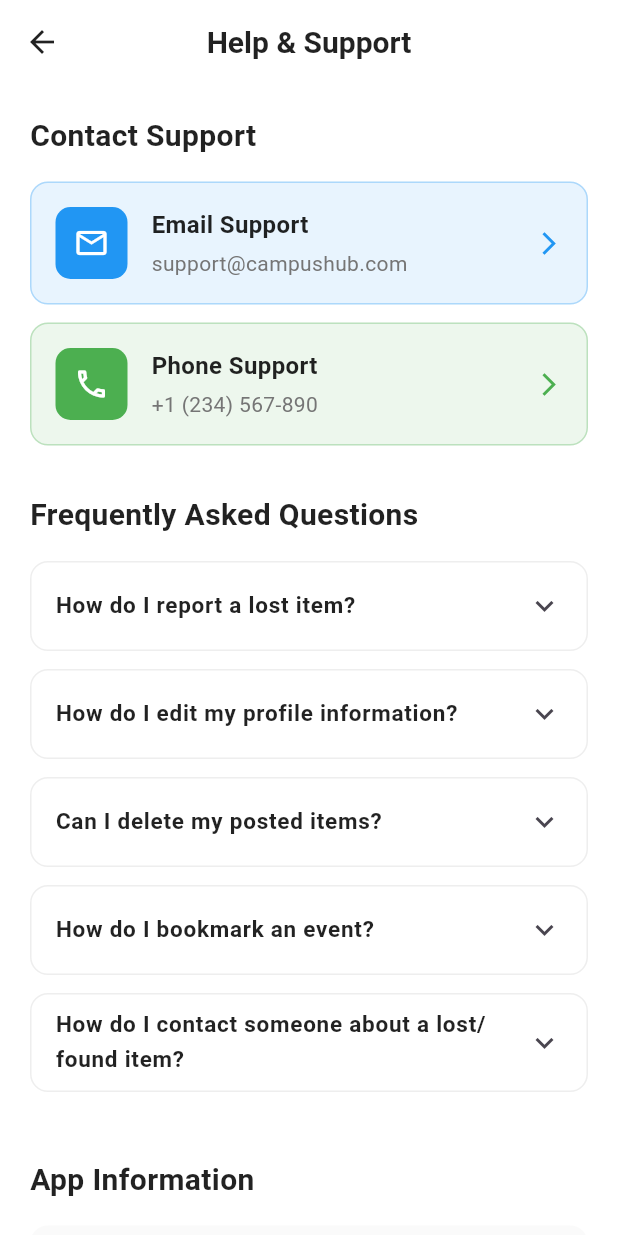
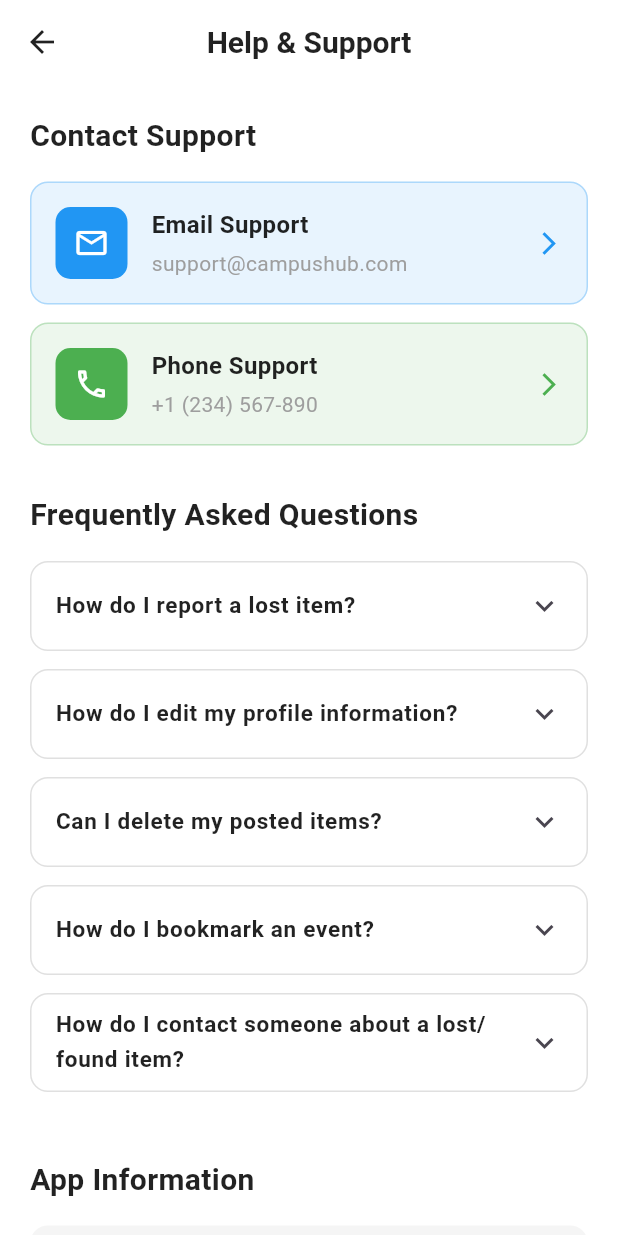
Before and after one commit to Abdul-Ahad-503/Campus_Hub, a Flutter app: the HelpSupportScreen screen opened directly, on a phone screen of 412 x 824 dp. Run offline on Flutter 3.47's test engine with Material 3 defaults, Android fonts, the phone set to English and light mode, and no system bars; our stand-ins replace cloud_firestore, firebase_auth, firebase_core, firebase_messaging, flutter_local_notifications, flutter_svg and 3 more; accounts and stored records are empty; project files that could hold a hidden picture were left out.

Commit message:
Dark Mode Done.

```diff
--- a/lib/screens/profile/help_support_screen.dart
+++ b/lib/screens/profile/help_support_screen.dart
@@ -26,37 +26,37 @@ class HelpSupportScreen extends StatelessWidget {
   @override
   Widget build(BuildContext context) {
     return Scaffold(
-      backgroundColor: Colors.white,
+      backgroundColor: Theme.of(context).scaffoldBackgroundColor,
       appBar: AppBar(
-        backgroundColor: Colors.white,
+        backgroundColor: Theme.of(context).appBarTheme.backgroundColor,
         elevation: 0,
         leading: IconButton(
-          icon: const Icon(Icons.arrow_back, color: Colors.black87),
+          icon: Icon(
+            Icons.arrow_back,
+            color: Theme.of(context).iconTheme.color,
+          ),
           onPressed: () => Navigator.pop(context),
         ),
-        title: const Text(
+        title: Text(
           'Help & Support',
-          style: TextStyle(
-            color: Colors.black87,
-            fontWeight: FontWeight.bold,
-            fontSize: 20,
-          ),
+          style: Theme.of(context).appBarTheme.titleTextStyle,
         ),
       ),
       body: ListView(
         padding: const EdgeInsets.all(20),
         children: [
           // Contact Support Section
-          const Text(
+          Text(
             'Contact Support',
             style: TextStyle(
               fontSize: 20,
               fontWeight: FontWeight.bold,
-              color: Colors.black87,
+              color: Theme.of(context).textTheme.bodyLarge?.color,
             ),
           ),
           const SizedBox(height: 16),
           _buildContactCard(
+            context: context,
             icon: Icons.email_outlined,
             title: 'Email Support',
             subtitle: 'support@campushub.com',
@@ -65,6 +65,7 @@ class HelpSupportScreen extends StatelessWidget {
           ),
           const SizedBox(height: 12),
           _buildContactCard(
+            context: context,
             icon: Icons.phone_outlined,
             title: 'Phone Support',
             subtitle: '+1 (234) 567-890',
@@ -74,36 +75,41 @@ class HelpSupportScreen extends StatelessWidget {
           const SizedBox(height: 32),
 
           // FAQ Section
-          const Text(
+          Text(
             'Frequently Asked Questions',
             style: TextStyle(
               fontSize: 20,
               fontWeight: FontWeight.bold,
-              color: Colors.black87,
+              color: Theme.of(context).textTheme.bodyLarge?.color,
             ),
           ),
           const SizedBox(height: 16),
           _buildFAQItem(
+            context: context,
             question: 'How do I report a lost item?',
             answer:
                 'Navigate to the Lost & Found section from the home screen, tap the "+" button, select "Lost Item", and fill in the details about your lost item.',
           ),
           _buildFAQItem(
+            context: context,
             question: 'How do I edit my profile information?',
             answer:
                 'Go to your profile, tap on "Edit Profile" from the menu, make your changes, and tap "Save Changes".',
           ),
           _buildFAQItem(
+            context: context,
             question: 'Can I delete my posted items?',
             answer:
                 'Yes, go to "My Lost Items" or "My Found Items" from your profile, find the item you want to delete, and tap the delete icon.',
           ),
           _buildFAQItem(
+            context: context,
             question: 'How do I bookmark an event?',
             answer:
                 'Open any event from the Events section and tap the bookmark button at the bottom. You can view all bookmarked events from your profile.',
           ),
           _buildFAQItem(
+            context: context,
             question: 'How do I contact someone about a lost/found item?',
             answer:
                 'Open the item detail page and use the "CALL" or "MESSAGE" buttons to contact the person who posted the item.',
@@ -111,28 +117,30 @@ class HelpSupportScreen extends StatelessWidget {
           const SizedBox(height: 32),
 
           // App Info
-          const Text(
+          Text(
             'App Information',
             style: TextStyle(
               fontSize: 20,
               fontWeight: FontWeight.bold,
-              color: Colors.black87,
+              color: Theme.of(context).textTheme.bodyLarge?.color,
             ),
           ),
           const SizedBox(height: 16),
           Container(
             padding: const EdgeInsets.all(16),
             decoration: BoxDecoration(
-              color: Colors.grey.shade50,
+              color: Theme.of(context).brightness == Brightness.dark
+                  ? Colors.grey[800]
+                  : Colors.grey.shade100,
               borderRadius: BorderRadius.circular(12),
             ),
             child: Column(
               children: [
-                _buildInfoRow('Version', '1.0.0'),
+                _buildInfoRow(context, 'Version', '1.0.0'),
                 const Divider(height: 24),
-                _buildInfoRow('Last Updated', 'January 2026'),
+                _buildInfoRow(context, 'Last Updated', 'January 2026'),
                 const Divider(height: 24),
-                _buildInfoRow('Platform', 'Android, iOS'),
+                _buildInfoRow(context, 'Platform', 'Android, iOS'),
               ],
             ),
           ),
@@ -190,6 +198,7 @@ class HelpSupportScreen extends StatelessWidget {
   }
 
   Widget _buildContactCard({
+    required BuildContext context,
     required IconData icon,
     required String title,
     required String subtitle,
@@ -223,16 +232,19 @@ class HelpSupportScreen extends StatelessWidget {
                 children: [
                   Text(
                     title,
-                    style: const TextStyle(
+                    style: TextStyle(
                       fontSize: 16,
                       fontWeight: FontWeight.bold,
-                      color: Colors.black87,
+                      color: Theme.of(context).textTheme.bodyLarge?.color,
                     ),
                   ),
                   const SizedBox(height: 4),
                   Text(
                     subtitle,
-                    style: TextStyle(fontSize: 14, color: Colors.grey.shade600),
+                    style: TextStyle(
+                      fontSize: 14,
+                      color: Theme.of(context).textTheme.bodySmall?.color,
+                    ),
                   ),
                 ],
               ),
@@ -244,13 +256,17 @@ class HelpSupportScreen extends StatelessWidget {
     );
   }
 
-  Widget _buildFAQItem({required String question, required String answer}) {
+  Widget _buildFAQItem({
+    required BuildContext context,
+    required String question,
+    required String answer,
+  }) {
     return Container(
       margin: const EdgeInsets.only(bottom: 12),
       decoration: BoxDecoration(
-        color: Colors.white,
+        color: Theme.of(context).cardTheme.color,
         borderRadius: BorderRadius.circular(12),
-        border: Border.all(color: Colors.grey.shade200),
+        border: Border.all(color: Theme.of(context).dividerColor),
       ),
       child: Theme(
         data: ThemeData(dividerColor: Colors.transparent),
@@ -259,10 +275,10 @@ class HelpSupportScreen extends StatelessWidget {
           childrenPadding: const EdgeInsets.fromLTRB(16, 0, 16, 16),
           title: Text(
             question,
-            style: const TextStyle(
+            style: TextStyle(
               fontSize: 15,
               fontWeight: FontWeight.w600,
-              color: Colors.black87,
+              color: Theme.of(context).textTheme.bodyLarge?.color,
             ),
           ),
           children: [
@@ -270,7 +286,7 @@ class HelpSupportScreen extends StatelessWidget {
               answer,
               style: TextStyle(
                 fontSize: 14,
-                color: Colors.grey.shade700,
+                color: Theme.of(context).textTheme.bodyMedium?.color,
                 height: 1.5,
               ),
             ),
@@ -280,20 +296,23 @@ class HelpSupportScreen extends StatelessWidget {
     );
   }
 
-  Widget _buildInfoRow(String label, String value) {
+  Widget _buildInfoRow(BuildContext context, String label, String value) {
     return Row(
       mainAxisAlignment: MainAxisAlignment.spaceBetween,
       children: [
         Text(
           label,
-          style: TextStyle(fontSize: 14, color: Colors.grey.shade600),
+          style: TextStyle(
+            fontSize: 14,
+            color: Theme.of(context).textTheme.bodySmall?.color,
+          ),
         ),
         Text(
           value,
-          style: const TextStyle(
+          style: TextStyle(
             fontSize: 14,
             fontWeight: FontWeight.w600,
-            color: Colors.black87,
+            color: Theme.of(context).textTheme.bodyLarge?.color,
           ),
         ),
       ],
```
Also changed, not shown: lib/screens/profile/edit_profile_screen.dart (+30 -23 lines), lib/screens/profile/my_found_items_screen.dart (+8 -9 lines), lib/screens/profile/my_lost_items_screen.dart (+8 -9 lines).
